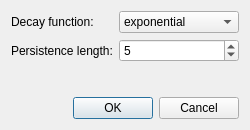
konung-yaropolk/SpectroScope, file src/spectroscope/ui/spectroscope_persistence.ui: the form before one commit.
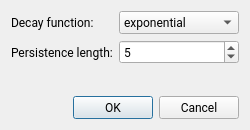
The form after the commit.

Diff of the .ui file:
```diff
--- a/src/spectroscope/ui/spectroscope_persistence.ui
+++ b/src/spectroscope/ui/spectroscope_persistence.ui
@@ -10,6 +10,11 @@
     <height>130</height>
    </rect>
   </property>
+  <property name="font">
+   <font>
+    <family>Roboto</family>
+   </font>
+  </property>
   <property name="windowTitle">
    <string>Persistence - SpectroScope</string>
   </property>
```
